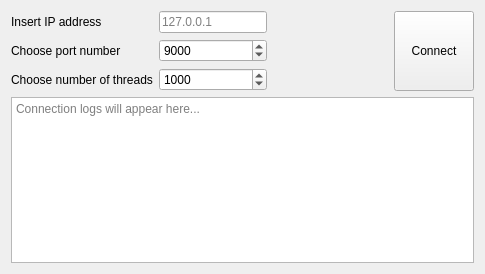
Qt form PassRipperCLI/workerwindow.ui (Kamil-Klecz/PassRipper) before a commit.
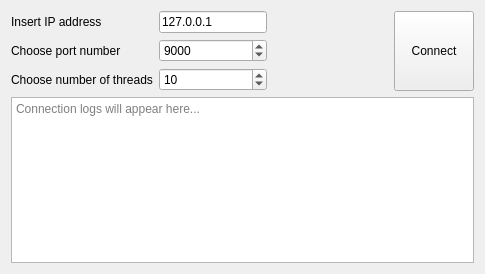
The same form after that commit.

Patch:
```diff
--- a/PassRipperCLI/workerwindow.ui
+++ b/PassRipperCLI/workerwindow.ui
@@ -79,7 +79,7 @@
              <verstretch>0</verstretch>
             </sizepolicy>
            </property>
-           <property name="placeholderText">
+           <property name="text">
             <string>127.0.0.1</string>
            </property>
           </widget>
@@ -99,7 +99,7 @@
             <number>1000000000</number>
            </property>
            <property name="value">
-            <number>1000</number>
+            <number>10</number>
            </property>
           </widget>
          </item>
```
